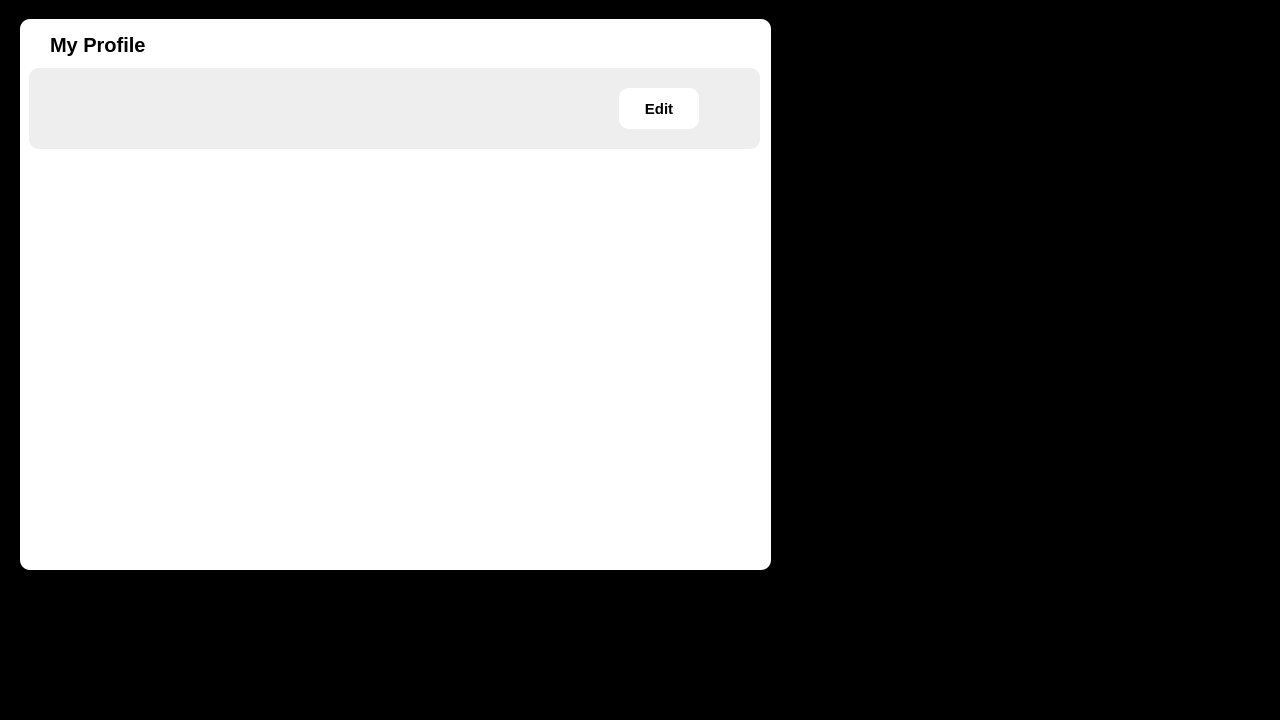
First picture: the form in ui/thoingtinnguoidung.ui, repository xbinh47/PTI_TungNam_DaiKhang, before the edit.
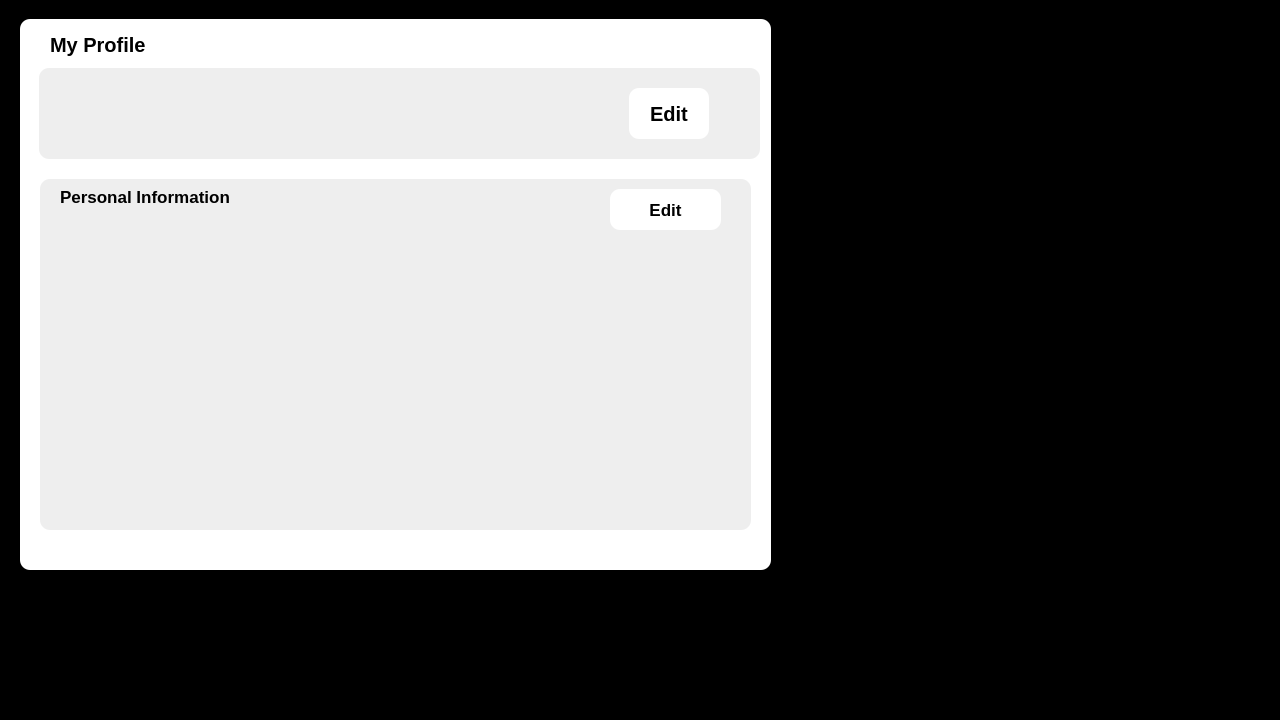
Second picture: the form after the edit. Icons and pictures are not drawn.

```diff
--- a/ui/thoingtinnguoidung.ui
+++ b/ui/thoingtinnguoidung.ui
@@ -58,10 +58,10 @@
    <widget class="QWidget" name="widget_2" native="true">
     <property name="geometry">
      <rect>
-      <x>9</x>
+      <x>19</x>
       <y>49</y>
-      <width>731</width>
-      <height>81</height>
+      <width>721</width>
+      <height>91</height>
      </rect>
     </property>
     <property name="styleSheet">
@@ -74,12 +74,12 @@
        <x>590</x>
        <y>20</y>
        <width>80</width>
-       <height>41</height>
+       <height>51</height>
       </rect>
      </property>
      <property name="font">
       <font>
-       <pointsize>11</pointsize>
+       <pointsize>15</pointsize>
        <italic>false</italic>
        <bold>true</bold>
        <underline>false</underline>
@@ -94,13 +94,13 @@
       <string>Edit</string>
      </property>
     </widget>
-    <widget class="QLabel" name="label_2">
+    <widget class="QLabel" name="label_3">
      <property name="geometry">
       <rect>
-       <x>670</x>
-       <y>20</y>
-       <width>51</width>
-       <height>41</height>
+       <x>40</x>
+       <y>0</y>
+       <width>101</width>
+       <height>91</height>
       </rect>
      </property>
      <property name="text">
@@ -114,6 +114,67 @@
      </property>
     </widget>
    </widget>
+   <widget class="QWidget" name="widget_3" native="true">
+    <property name="geometry">
+     <rect>
+      <x>20</x>
+      <y>160</y>
+      <width>711</width>
+      <height>351</height>
+     </rect>
+    </property>
+    <property name="font">
+     <font>
+      <pointsize>7</pointsize>
+     </font>
+    </property>
+    <property name="styleSheet">
+     <string notr="true">border-radius: 10px;
+background-color: rgb(238, 238, 238);</string>
+    </property>
+    <widget class="QLabel" name="label_2">
+     <property name="geometry">
+      <rect>
+       <x>20</x>
+       <y>10</y>
+       <width>201</width>
+       <height>16</height>
+      </rect>
+     </property>
+     <property name="font">
+      <font>
+       <pointsize>13</pointsize>
+       <bold>true</bold>
+      </font>
+     </property>
+     <property name="text">
+      <string>Personal Information</string>
+     </property>
+    </widget>
+    <widget class="QPushButton" name="pushButton_2">
+     <property name="geometry">
+      <rect>
+       <x>570</x>
+       <y>10</y>
+       <width>111</width>
+       <height>41</height>
+      </rect>
+     </property>
+     <property name="font">
+      <font>
+       <pointsize>13</pointsize>
+       <bold>true</bold>
+      </font>
+     </property>
+     <property name="styleSheet">
+      <string notr="true">background-color: rgb(255, 255, 255);
+border-radius: 10px;</string>
+     </property>
+     <property name="text">
+      <string>Edit</string>
+     </property>
+    </widget>
+   </widget>
   </widget>
  </widget>
  <resources/>
```
Left out of the diff: 2 changed lines with no effect on the pictures.
